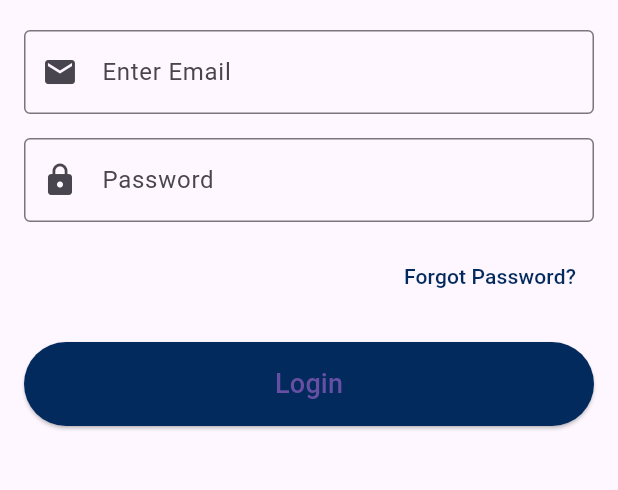
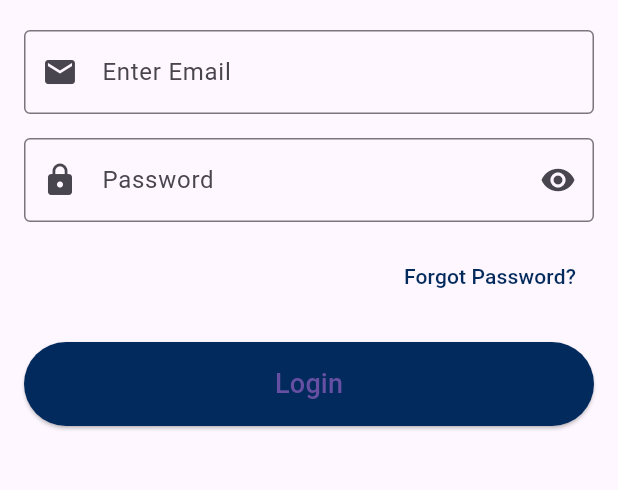
Before and after one commit to Techchauhan/ANA-college, a Flutter app: the screen it shows after launch, after a tap on the "person" icon, on a phone screen of 412 x 824 dp, the part 510-1000 px from its top. Run offline on Flutter 3.47's test engine with Material 3 defaults, Android fonts, the phone set to English and light mode, and no system bars; our stand-ins replace carousel_slider, cloud_firestore, file_picker, firebase_auth, firebase_core, flutter_speed_dial and 6 more; missing offline and left inert: flutter_pdfview, razorpay_flutter; accounts and stored records are empty.

Commit message:
Add the features of hide and show the obsecure text in both the teacher and the Student login page.

```diff
--- a/lib/Screen/Login/StudentLoginScreen.dart
+++ b/lib/Screen/Login/StudentLoginScreen.dart
@@ -15,6 +15,7 @@ class StudentLoginScreen extends StatefulWidget {
 class _StudentLoginScreenState extends State<StudentLoginScreen> {
   final TextEditingController _emailController = TextEditingController();
   final TextEditingController _passwordController = TextEditingController();
+  bool _obscureText = true;
 
   @override
   Widget build(BuildContext context) {
@@ -53,11 +54,24 @@ class _StudentLoginScreenState extends State<StudentLoginScreen> {
               // Password Text Field
               TextFormField(
                 controller: _passwordController,
-                obscureText: true,
-                decoration: const InputDecoration(
+                obscureText: _obscureText,
+                decoration:   InputDecoration(
                   labelText: 'Password',
                   border: OutlineInputBorder(),
                   prefixIcon: Icon(Icons.lock),
+                   suffixIcon: IconButton(
+                     icon: Icon(
+                       _obscureText
+                           ? Icons.visibility
+                           : Icons.visibility_off,
+                     ),
+                     onPressed: () {
+                       // Update the password visibility
+                       setState(() {
+                         _obscureText = !_obscureText;
+                       });
+                     },
+                   ),
                 ),
               ),
               const SizedBox(height: 12.0),
--- a/lib/Screen/Login/TeacherLoginScreen.dart
+++ b/lib/Screen/Login/TeacherLoginScreen.dart
@@ -1,7 +1,6 @@
 import 'dart:convert';
 import 'package:ana/Const/Colors.dart';
 import 'package:ana/Screen/Login/StudentLoginScreen.dart';
-import 'package:ana/Screen/Route/NavigatoScreen.dart';
 import 'package:ana/Teacher/TeacherTab/TeacherMainTab.dart';
 import 'package:flutter/material.dart';
 import 'package:fluttertoast/fluttertoast.dart';
@@ -16,7 +15,8 @@ class TeacherLoginScreen extends StatefulWidget {
 class _TeacherLoginScreenState extends State<TeacherLoginScreen> {
   final TextEditingController _emailController = TextEditingController();
   final TextEditingController _passwordController = TextEditingController();
-  bool _isLoading = false; // Added to manage loading state
+  bool _isLoading = false;
+  bool _obscureText = true; // Added to manage loading state
 
   @override
   Widget build(BuildContext context) {
@@ -24,9 +24,11 @@ class _TeacherLoginScreenState extends State<TeacherLoginScreen> {
       appBar: AppBar(
         title: const Text("Teacher Login"),
       ),
-      body: _isLoading ? const Center (
+      body: _isLoading
+          ? const Center(
         child: CircularProgressIndicator(),
-      ) : SingleChildScrollView(
+      )
+          : SingleChildScrollView(
         child: Padding(
           padding: const EdgeInsets.all(16.0),
           child: Column(
@@ -35,10 +37,20 @@ class _TeacherLoginScreenState extends State<TeacherLoginScreen> {
             children: <Widget>[
               const SizedBox(height: 20),
 
-              Align(alignment: Alignment.topRight, child:   IconButton(onPressed: (){
-                Navigator.pushReplacement(context, MaterialPageRoute(builder: (context)=>StudentLoginScreen()));
-              }, icon: const Icon(Icons.person)),),
-
+              Align(
+                alignment: Alignment.topRight,
+                child: IconButton(
+                  onPressed: () {
+                    Navigator.pushReplacement(
+                      context,
+                      MaterialPageRoute(
+                        builder: (context) => StudentLoginScreen(),
+                      ),
+                    );
+                  },
+                  icon: const Icon(Icons.person),
+                ),
+              ),
 
               // Logo
               Image.asset(
@@ -61,11 +73,24 @@ class _TeacherLoginScreenState extends State<TeacherLoginScreen> {
               // Password Text Field
               TextFormField(
                 controller: _passwordController,
-                obscureText: true,
-                decoration: const InputDecoration(
+                obscureText: _obscureText, // Use the obscureText property
+                decoration: InputDecoration(
                   labelText: 'Password',
                   border: OutlineInputBorder(),
-                  prefixIcon: Icon(Icons.lock),
+                  prefixIcon: const Icon(Icons.lock),
+                  suffixIcon: IconButton(
+                    icon: Icon(
+                      _obscureText
+                          ? Icons.visibility
+                          : Icons.visibility_off,
+                    ),
+                    onPressed: () {
+                      // Update the password visibility
+                      setState(() {
+                        _obscureText = !_obscureText;
+                      });
+                    },
+                  ),
                 ),
               ),
               const SizedBox(height: 12.0),
```
